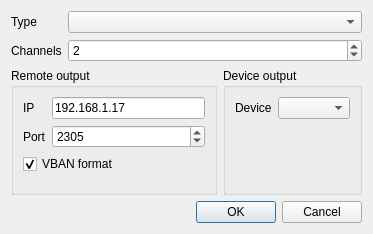
Before: the Qt Designer form gui/NewOutputInstanceDialog.ui in amurzeau/damc, drawn with Qt 5.
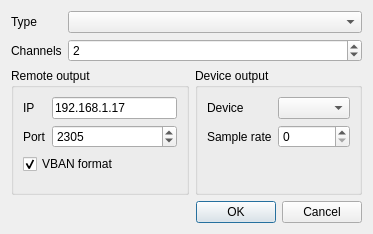
After: the same form once the commit is applied.

Commit message:
device instance: add sample rate option
This allows using a different sample rate for a device

```diff
--- a/gui/NewOutputInstanceDialog.ui
+++ b/gui/NewOutputInstanceDialog.ui
@@ -80,6 +80,23 @@
       <item row="0" column="1">
        <widget class="QComboBox" name="deviceDeviceCombo"/>
       </item>
+      <item row="1" column="0">
+       <widget class="QLabel" name="sampleRateLabel">
+        <property name="text">
+         <string>Sample rate</string>
+        </property>
+       </widget>
+      </item>
+      <item row="1" column="1">
+       <widget class="QSpinBox" name="sampleRateSpinBox">
+        <property name="toolTip">
+         <string>Use 0 to use the same sample rate as jackd</string>
+        </property>
+        <property name="maximum">
+         <number>999999</number>
+        </property>
+       </widget>
+      </item>
      </layout>
     </widget>
    </item>
```
The commit also changes 7 other files.
